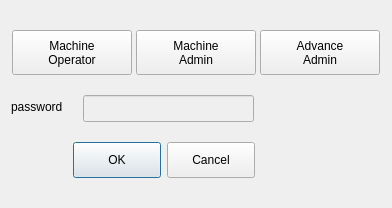
First picture: the form in custom_widgets/programhead/passworddialog_5.ui, repository dongdong-2009/3-5AxisRobot, before the edit.
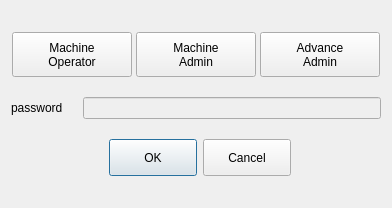
Second picture: the form after the edit. Icons and pictures are not drawn. Custom widgets are drawn as their Qt base class.

Diff of the .ui file:
```diff
--- a/custom_widgets/programhead/passworddialog_5.ui
+++ b/custom_widgets/programhead/passworddialog_5.ui
@@ -155,23 +155,11 @@
         <bool>false</bool>
        </property>
        <property name="sizePolicy">
-        <sizepolicy hsizetype="Fixed" vsizetype="Fixed">
+        <sizepolicy hsizetype="Preferred" vsizetype="Fixed">
          <horstretch>0</horstretch>
          <verstretch>0</verstretch>
         </sizepolicy>
        </property>
-       <property name="minimumSize">
-        <size>
-         <width>0</width>
-         <height>27</height>
-        </size>
-       </property>
-       <property name="maximumSize">
-        <size>
-         <width>171</width>
-         <height>16777215</height>
-        </size>
-       </property>
        <property name="echoMode">
         <enum>QLineEdit::Password</enum>
        </property>
@@ -189,7 +177,7 @@
      </property>
      <property name="minimumSize">
       <size>
-       <width>244</width>
+       <width>280</width>
        <height>34</height>
       </size>
      </property>
```
